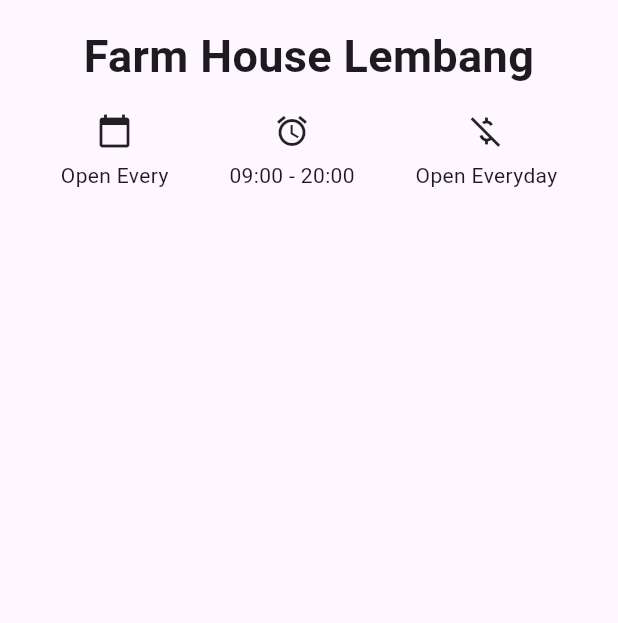
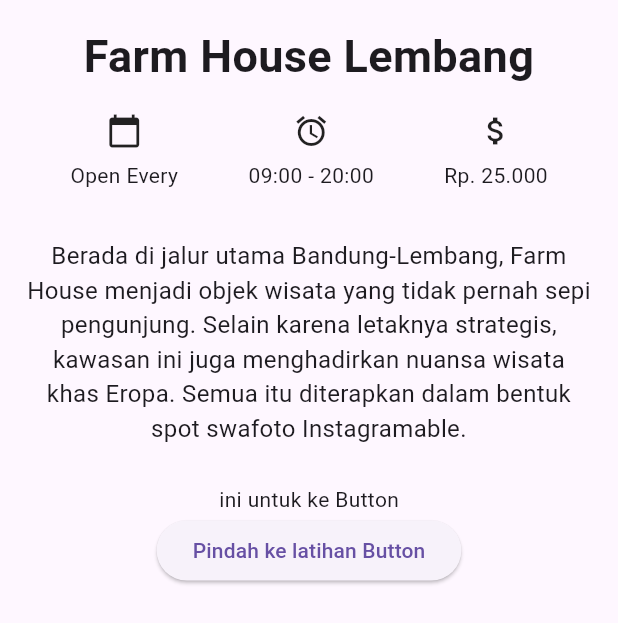
Before and after one commit to m-nahrowi/TempatWisata, a Flutter app: the screen it shows after launch, on a phone screen of 412 x 824 dp. Shown: the top 623 px of the screen. Run offline on Flutter 3.47's test engine with Material 3 defaults, Android fonts, the light colour scheme and no system bars.

Commit message:
add "Menambahkan file baru u/ latihan"

```diff
--- a/lib/pages/DetailScreen.dart
+++ b/lib/pages/DetailScreen.dart
@@ -1,4 +1,5 @@
 import 'package:flutter/material.dart';
+import 'ButtonAndDropDown.dart';
 
 void main() => runApp(DetailScreen());
 
@@ -24,7 +25,7 @@
               ),
             ),
             Container(
-              margin: const EdgeInsets.symmetric(vertical : 16.0),
+              margin: const EdgeInsets.symmetric(vertical: 16.0),
               child: Row(
                 mainAxisAlignment: MainAxisAlignment.spaceEvenly,
                 children: <Widget>[
@@ -35,20 +36,43 @@
                       Text('Open Every'),
                     ],
                   ),
-                   Column(
+                  Column(
                     children: const <Widget>[
                       Icon(Icons.access_alarm),
                       SizedBox(height: 8.0),
                       Text('09:00 - 20:00'),
                     ],
                   ),
-                   Column(
+                  Column(
                     children: const <Widget>[
-                      Icon(Icons.money_off_csred),
+                      Icon(Icons.attach_money_sharp),
                       SizedBox(height: 8.0),
-                      Text('Open Everyday'),
+                      Text('Rp. 25.000'),
                     ],
                   ),
+                ],
+              ),
+            ),
+            Container(
+                padding: const EdgeInsets.all(16.0),
+                child: const Text(
+                  "Berada di jalur utama Bandung-Lembang, Farm House menjadi objek wisata yang tidak pernah sepi pengunjung. Selain karena letaknya strategis, kawasan ini juga menghadirkan nuansa wisata khas Eropa. Semua itu diterapkan dalam bentuk spot swafoto Instagramable.",
+                  textAlign: TextAlign.center,
+                  style: TextStyle(fontSize: 16.0),
+                )),
+            Container(
+              padding: EdgeInsets.all(10.0),
+              child: Column(
+                children: <Widget>[
+                  Text("ini untuk ke Button"),
+                  ElevatedButton(
+                      onPressed: () {
+                        Navigator.push(
+                            context,
+                            MaterialPageRoute(
+                                builder: (context) => ButtonDropDown()));
+                      },
+                      child: Text(("Pindah ke latihan Button")))
                 ],
               ),
             )
--- /dev/null
+++ b/lib/pages/Down.dart
@@ -0,0 +1 @@
+import 'package:flutter/material.dart';
```
Also changed, not shown: lib/pages/ButtonAndDropDown.dart (added, +80 -0 lines).
